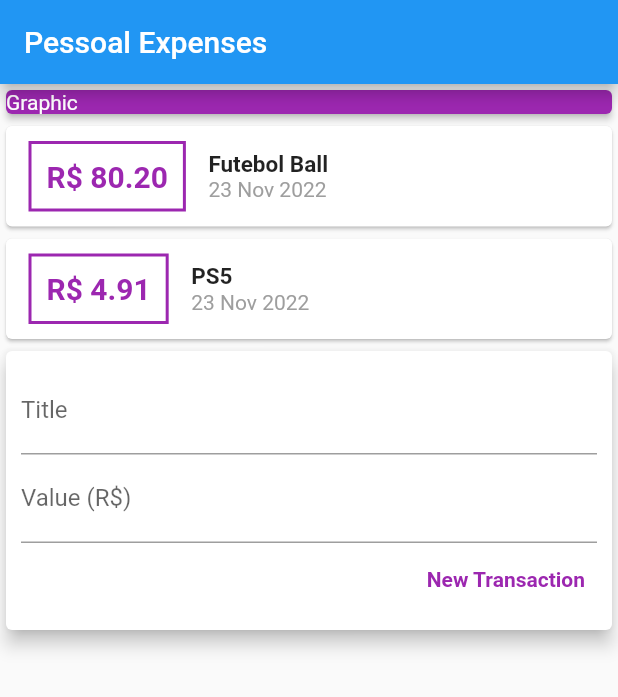
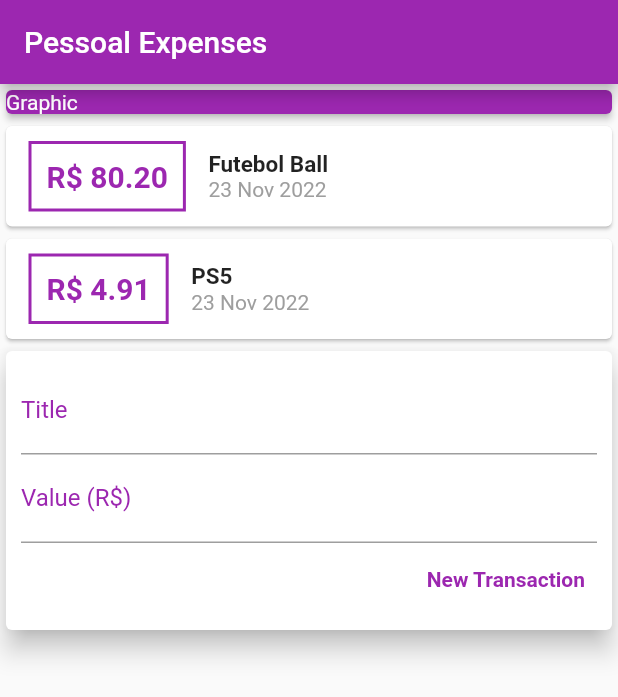
Before and after one commit to bielom43/ProjectApp-Despesas, a Flutter app: the screen it shows after launch, on a phone screen of 412 x 824 dp. Shown: the top 697 px of the screen. Run offline on Flutter 3.47's test engine with Material 2 defaults, Android fonts, the phone set to English and light mode, and no system bars.

Commit message:
colors changes

```diff
--- a/lib/components/transactio_form.dart
+++ b/lib/components/transactio_form.dart
@@ -11,22 +11,30 @@ class TransactionForm extends StatelessWidget {
   @override
   Widget build(BuildContext context) {
     return Card(
-      elevation: 5,
+      elevation: 7,
       child: Padding(
         padding: const EdgeInsets.all(10),
         child: Column(
           children: <Widget>[
-            TextField(
+            TextFormField(
               controller: titleController,
               decoration: const InputDecoration(
                 labelText: 'Title',
+                labelStyle: TextStyle(
+                  color: Colors.purple,
+                ),
               ),
+              cursorColor: Colors.purple,
             ),
-            TextField(
+            TextFormField(
               controller: valueController,
               decoration: const InputDecoration(
                 labelText: 'Value (R\$)',
+                labelStyle: TextStyle(
+                  color: Colors.purple,
+                ),
               ),
+              cursorColor: Colors.purple,
             ),
             Row(
               mainAxisAlignment: MainAxisAlignment.end,
--- a/lib/components/transaction_user.dart
+++ b/lib/components/transaction_user.dart
@@ -1,8 +1,8 @@
-import 'dart:math';
 import 'package:despesas_app/components/transactio_form.dart';
 import 'package:despesas_app/components/transaction_list.dart';
 import 'package:flutter/material.dart';
 import '../models/transaction.dart';
+import 'dart:math';
 
 class TransactionUser extends StatefulWidget {
   const TransactionUser({super.key});
--- a/lib/main.dart
+++ b/lib/main.dart
@@ -22,6 +22,7 @@ class MyHomePage extends StatelessWidget {
     return Scaffold(
       appBar: AppBar(
         title: const Text('Pessoal Expenses'),
+        backgroundColor: Colors.purple,
       ),
       body: Column(
         crossAxisAlignment: CrossAxisAlignment.stretch,
```
